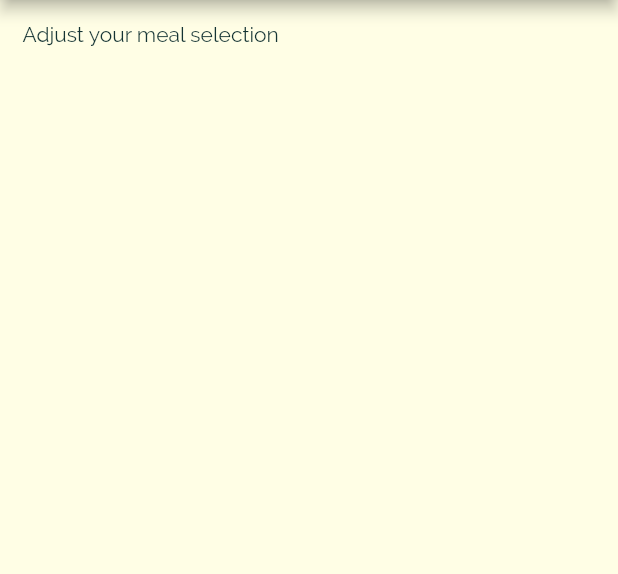
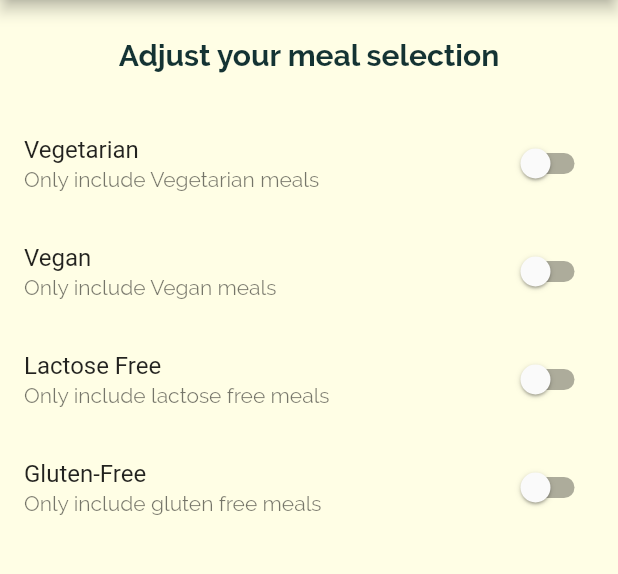
Before and after one commit to awasthiprakhar/MyMeals, a Flutter app: the FiltersScreen screen opened by its route, on a phone screen of 412 x 824 dp, the part 84-658 px from its top. Run offline on Flutter 3.47's test engine with Material 2 defaults, Android fonts, the phone set to English and light mode, and no system bars.

Commit message:
filter options

```diff
--- a/lib/screens/filters_screen.dart
+++ b/lib/screens/filters_screen.dart
@@ -15,6 +15,20 @@ class _FiltersScreenState extends State<FiltersScreen> {
   bool _vegan = false;
   bool _lactoseFree = false;
 
+  Widget _buildSwitchlistTile(
+    String title,
+    String description,
+    bool currentValue,
+    Function updateValue,
+  ) {
+    return SwitchListTile(
+      title: Text(title),
+      value: currentValue,
+      subtitle: Text(description),
+      onChanged: updateValue,
+    );
+  }
+
   @override
   Widget build(BuildContext context) {
     return Scaffold(
@@ -25,8 +39,66 @@ class _FiltersScreenState extends State<FiltersScreen> {
       body: Column(
         children: <Widget>[
           Container(
-            padding: EdgeInsets.all(15),
-            child: Text("Adjust your meal selection"),
+            padding: EdgeInsets.all(25),
+            child: Text("Adjust your meal selection",
+                style: TextStyle(
+                  fontSize: 20,
+                  fontWeight: FontWeight.bold,
+                )),
+          ),
+          Expanded(
+            child: ListView(
+              children: <Widget>[
+                _buildSwitchlistTile(
+                  "Vegetarian",
+                  "Only include Vegetarian meals",
+                  _vegetarian,
+                  (newValue) {
+                    setState(
+                      () {
+                        _vegetarian = newValue;
+                      },
+                    );
+                  },
+                ),
+                _buildSwitchlistTile(
+                  "Vegan",
+                  "Only include Vegan meals",
+                  _vegan,
+                  (newValue) {
+                    setState(
+                      () {
+                        _vegan = newValue;
+                      },
+                    );
+                  },
+                ),
+                _buildSwitchlistTile(
+                  "Lactose Free",
+                  "Only include lactose free meals",
+                  _lactoseFree,
+                  (newValue) {
+                    setState(
+                      () {
+                        _lactoseFree = newValue;
+                      },
+                    );
+                  },
+                ),
+                _buildSwitchlistTile(
+                  "Gluten-Free",
+                  "Only include gluten free meals",
+                  _glutenFree,
+                  (newValue) {
+                    setState(
+                      () {
+                        _glutenFree = newValue;
+                      },
+                    );
+                  },
+                ),
+              ],
+            ),
           ),
         ],
       ),
```
